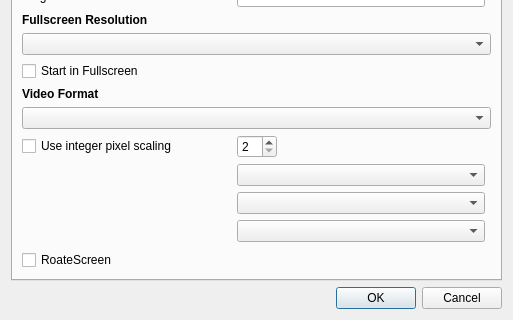
Before: the Qt Designer form yabause/src/qt/ui/UISettings.ui in Yabause/yabause, drawn with Qt 5; both pictures show x 0 to 513 and y 259 to 579 of the 513 by 579 pixel window.
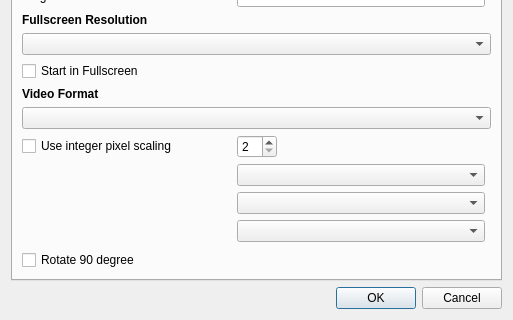
After: the same form once the commit is applied. Custom widgets are drawn as their Qt base class.

Commit message: Support 'Rotate 90 degree' on 'Original' resolution mode.

Diff of the .ui file:
```diff
--- a/yabause/src/qt/ui/UISettings.ui
+++ b/yabause/src/qt/ui/UISettings.ui
@@ -400,7 +400,7 @@
        <item row="26" column="0">
         <widget class="QCheckBox" name="cbRotateScreen">
          <property name="text">
-          <string>RoateScreen</string>
+          <string>Rotate 90 degree</string>
          </property>
         </widget>
        </item>
```
The commit also changes 2 other files.
